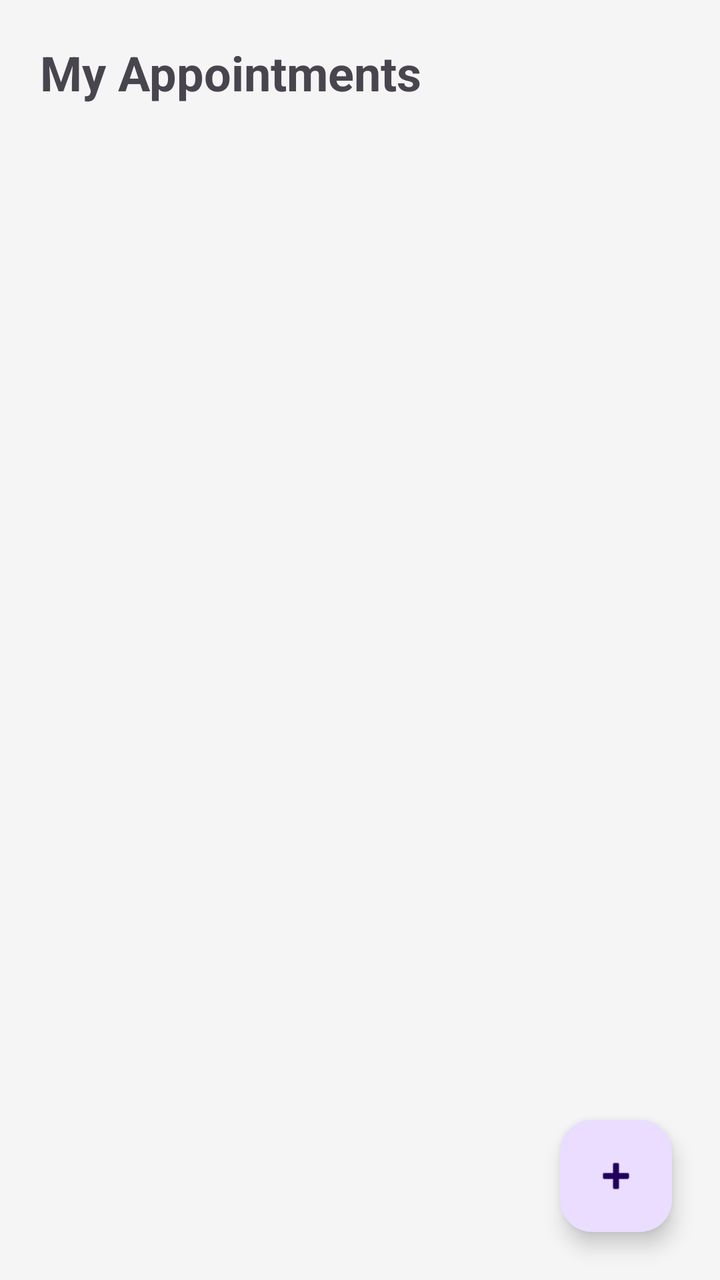
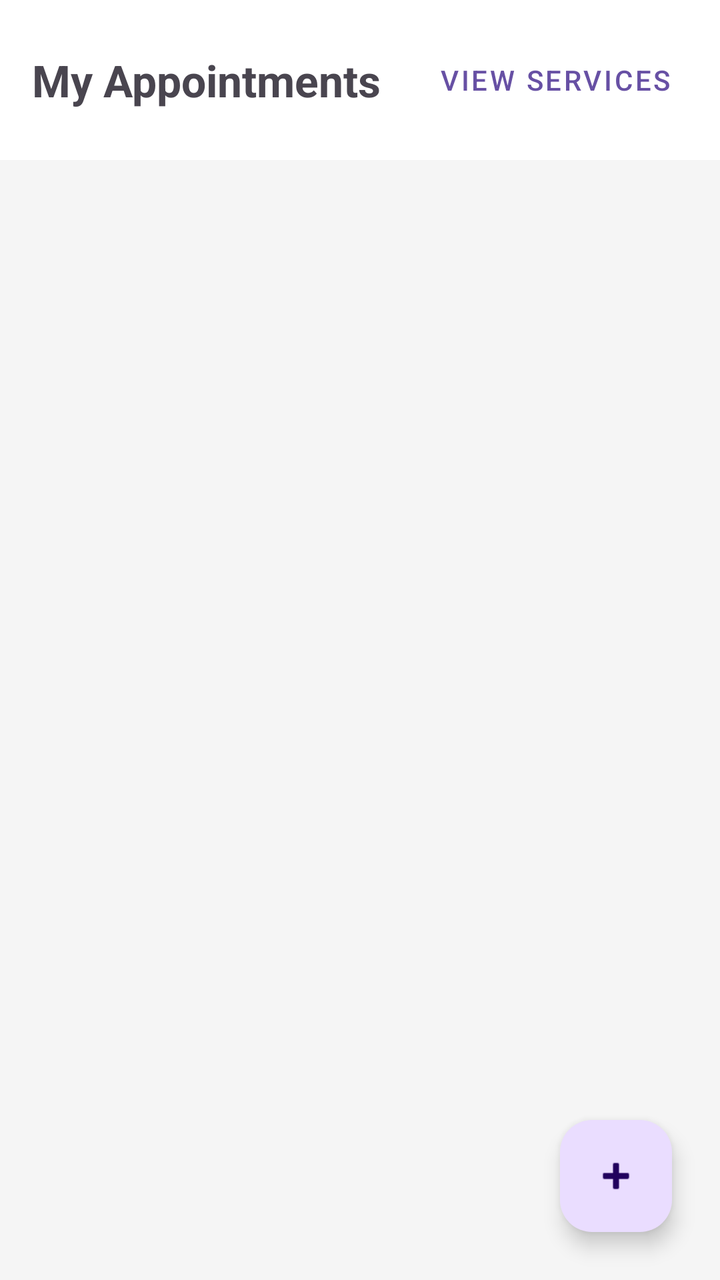

Screens rendered from an Android XML layout before and after an edit, with the pre-edit source and the edit as a unified diff.
<!-- AndroidManifest.xml: application theme Theme.CommunityHealthSystem -->
<!-- res/layout/fragment_dashboard.xml -->
<?xml version="1.0" encoding="utf-8"?>
<androidx.constraintlayout.widget.ConstraintLayout
    xmlns:android="http://schemas.android.com/apk/res/android"
    xmlns:app="http://schemas.android.com/apk/res-auto"
    android:layout_width="match_parent"
    android:layout_height="match_parent"
    android:background="#F5F5F5">

    <TextView
        android:id="@+id/tvHeader"
        android:layout_width="match_parent"
        android:layout_height="wrap_content"
        android:text="My Appointments"
        android:textSize="24sp"
        android:textStyle="bold"
        android:padding="20dp"
        app:layout_constraintTop_toTopOf="parent"/>

    <androidx.recyclerview.widget.RecyclerView
        android:id="@+id/recyclerViewAppointments"
        android:layout_width="match_parent"
        android:layout_height="0dp"
        android:clipToPadding="false"
        android:paddingBottom="80dp"
        app:layout_constraintTop_toBottomOf="@id/tvHeader"
        app:layout_constraintBottom_toBottomOf="parent"/>

    <com.google.android.material.floatingactionbutton.FloatingActionButton
        android:id="@+id/fabAddAppointment"
        android:layout_width="wrap_content"
        android:layout_height="wrap_content"
        android:layout_margin="24dp"
        android:src="@android:drawable/ic_input_add"
        app:layout_constraintBottom_toBottomOf="parent"
        app:layout_constraintEnd_toEndOf="parent"
        android:contentDescription="Book Appointment"/>
</androidx.constraintlayout.widget.ConstraintLayout>
<!-- resources referenced by this layout -->
<resources>
  <style name="Theme.CommunityHealthSystem" parent="Base.Theme.CommunityHealthSystem" />
  <style name="Base.Theme.CommunityHealthSystem" parent="Theme.Material3.DayNight.NoActionBar">
          
          
      </style>
</resources>

<!-- the commit's change to res/layout/fragment_dashboard.xml (unified diff, before → after) -->
@@ -6,15 +6,31 @@
     android:layout_height="match_parent"
     android:background="#F5F5F5">
 
-    <TextView
-        android:id="@+id/tvHeader"
+    <LinearLayout
+        android:id="@+id/topBar"
         android:layout_width="match_parent"
         android:layout_height="wrap_content"
-        android:text="My Appointments"
-        android:textSize="24sp"
-        android:textStyle="bold"
-        android:padding="20dp"
-        app:layout_constraintTop_toTopOf="parent"/>
+        android:orientation="horizontal"
+        android:padding="16dp"
+        android:gravity="center_vertical"
+        android:background="@android:color/white"
+        app:layout_constraintTop_toTopOf="parent">
+
+        <TextView
+            android:layout_width="0dp"
+            android:layout_weight="1"
+            android:layout_height="wrap_content"
+            android:text="My Appointments"
+            android:textSize="22sp"
+            android:textStyle="bold" />
+
+        <com.google.android.material.button.MaterialButton
+            android:id="@+id/btnViewCatalog"
+            style="@style/Widget.MaterialComponents.Button.TextButton"
+            android:layout_width="wrap_content"
+            android:layout_height="wrap_content"
+            android:text="View Services" />
+    </LinearLayout>
 
     <androidx.recyclerview.widget.RecyclerView
         android:id="@+id/recyclerViewAppointments"
@@ -22,8 +38,22 @@
         android:layout_height="0dp"
         android:clipToPadding="false"
         android:paddingBottom="80dp"
-        app:layout_constraintTop_toBottomOf="@id/tvHeader"
+        app:layout_constraintTop_toBottomOf="@id/topBar"
         app:layout_constraintBottom_toBottomOf="parent"/>
+
+    
+    <TextView
+        android:id="@+id/tvEmptyState"
+        android:layout_width="wrap_content"
+        android:layout_height="wrap_content"
+        android:text="You haven't made an appointment yet."
+        android:textSize="16sp"
+        android:textColor="#757575"
+        android:visibility="gone"
+        app:layout_constraintTop_toTopOf="parent"
+        app:layout_constraintBottom_toBottomOf="parent"
+        app:layout_constraintStart_toStartOf="parent"
+        app:layout_constraintEnd_toEndOf="parent" />
 
     <com.google.android.material.floatingactionbutton.FloatingActionButton
         android:id="@+id/fabAddAppointment"
